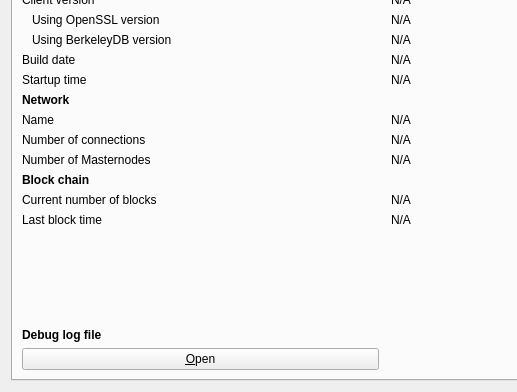
Frenchh/Code-source, file src/qt/forms/rpcconsole.ui: the form before one commit; both pictures show x 0 to 517 and y 93 to 485 of the 769 by 485 pixel window.
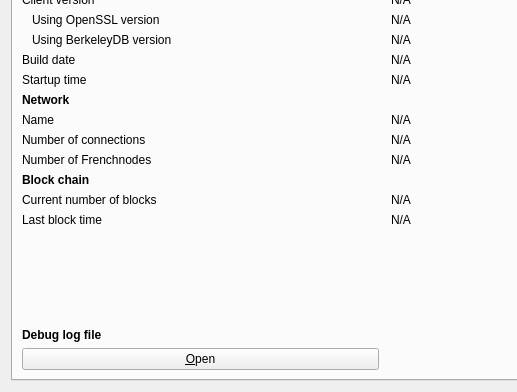
The form after the commit. The open tabs and pages were chosen to show the change. Icons and pictures are not drawn. Custom widgets are drawn as their Qt base class.

```diff
--- a/src/qt/forms/rpcconsole.ui
+++ b/src/qt/forms/rpcconsole.ui
@@ -246,7 +246,7 @@
        <item row="10" column="0">
         <widget class="QLabel" name="masternodeCountLabel">
          <property name="text">
-          <string>Number of Masternodes</string>
+          <string>Number of Frenchnodes</string>
          </property>
         </widget>
        </item>
```
